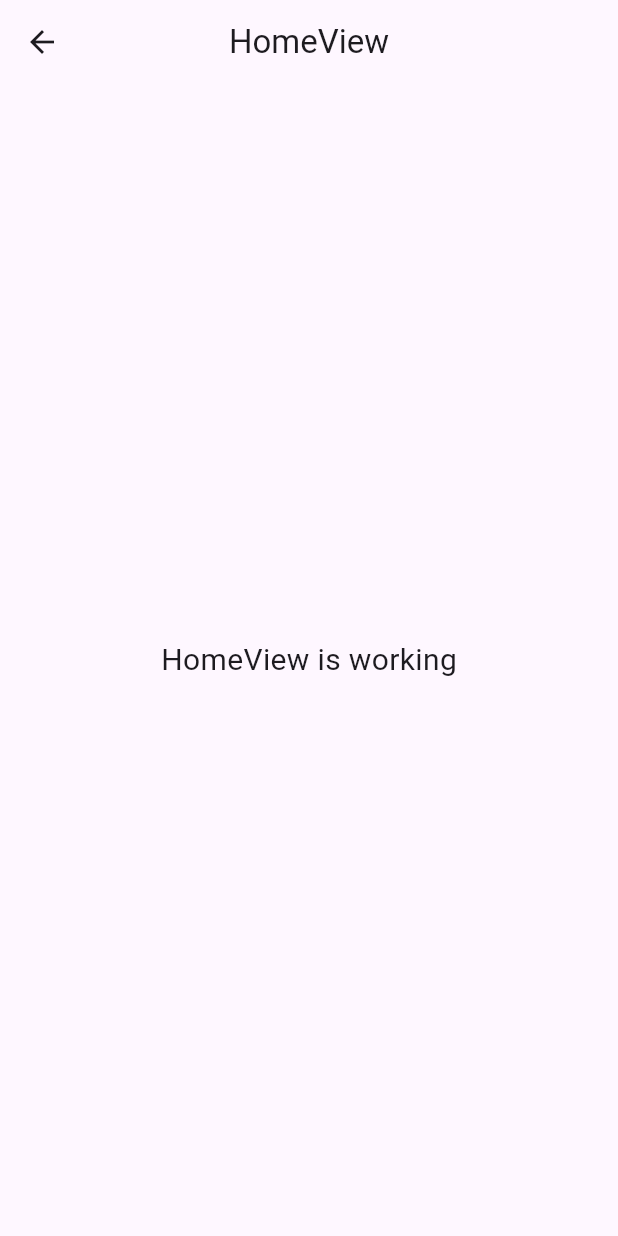
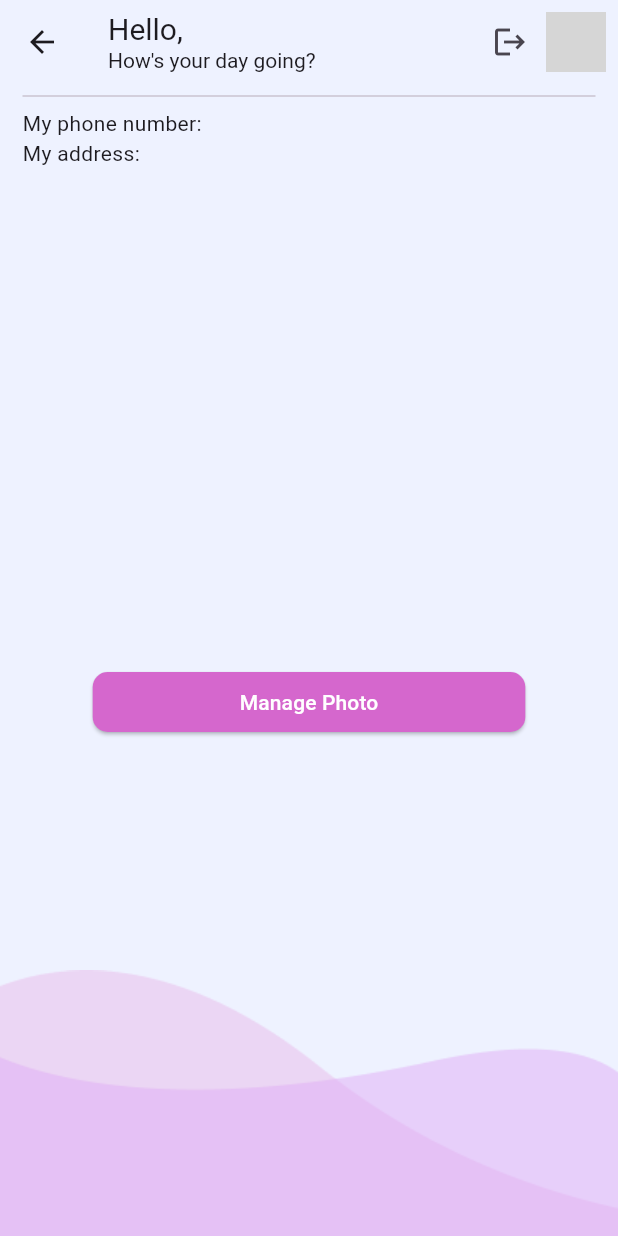
Before and after one commit to ArifSanPinim09/mini_project_msib, a Flutter app: the HomeView screen opened by its route, on a phone screen of 412 x 824 dp. Run offline on Flutter 3.47's test engine with Material 3 defaults, Android fonts, the phone set to English and light mode, and no system bars; our stand-ins replace cloud_firestore, firebase_core, firebase_storage, flutter_easyloading, get, get_storage and 1 more; accounts and stored records are empty; network calls fail; grey boxes are pictures that could not be loaded.

Commit message:
update home view and home controller

```diff
--- a/lib/app/modules/home/views/home_view.dart
+++ b/lib/app/modules/home/views/home_view.dart
@@ -1,23 +1,182 @@
 import 'package:flutter/material.dart';
-
 import 'package:get/get.dart';
-
 import '../controllers/home_controller.dart';
 
 class HomeView extends GetView<HomeController> {
   const HomeView({super.key});
+
   @override
   Widget build(BuildContext context) {
     return Scaffold(
+      resizeToAvoidBottomInset: false,
+      backgroundColor: const Color(0xffEEF2FF),
       appBar: AppBar(
-        title: const Text('HomeView'),
-        centerTitle: true,
+        backgroundColor: const Color(0xffEEF2FF),
+        title: Obx(() {
+          if (controller.currentUser.value == null) {
+            return const Column(
+              crossAxisAlignment: CrossAxisAlignment.start,
+              children: [
+                Text("Hello", style: TextStyle(fontSize: 20.0)),
+                Text("How's your day going?", style: TextStyle(fontSize: 14.0)),
+              ],
+            );
+          } else {
+            return Column(
+              crossAxisAlignment: CrossAxisAlignment.start,
+              children: [
+                Text("Hello, ${controller.currentUser.value!.name}",
+                    style: const TextStyle(fontSize: 20.0)),
+                const Text("How's your day going?",
+                    style: TextStyle(fontSize: 14.0)),
+              ],
+            );
+          }
+        }),
+        actions: [
+          IconButton(
+            onPressed: () {},
+            icon: const Icon(Icons.logout),
+          ),
+          Padding(
+            padding: const EdgeInsets.only(right: 8),
+            child: Obx(() {
+              if (controller.currentUser.value?.photoUrl != null) {
+                return GestureDetector(
+                  onTap: () => _showPhotoOptionsDialog(context),
+                  child: CircleAvatar(
+                    backgroundImage:
+                        NetworkImage(controller.currentUser.value!.photoUrl!),
+                  ),
+                );
+              } else {
+                return GestureDetector(
+                  onTap: () => _showPhotoOptionsDialog(context),
+                  child: const CircleAvatar(
+                    child: Icon(Icons.person),
+                  ),
+                );
+              }
+            }),
+          ),
+        ],
       ),
-      body: const Center(
-        child: Text(
-          'HomeView is working',
-          style: TextStyle(fontSize: 20),
-        ),
+      body: Stack(
+        children: [
+          Padding(
+            padding: const EdgeInsets.symmetric(horizontal: 15.0),
+            child: Column(
+              mainAxisAlignment: MainAxisAlignment.spaceBetween,
+              crossAxisAlignment: CrossAxisAlignment.start,
+              children: [
+                SizedBox(
+                  child: Column(
+                    crossAxisAlignment: CrossAxisAlignment.start,
+                    children: [
+                      const Divider(),
+                      Obx(() {
+                        if (controller.currentUser.value == null) {
+                          return const Center(
+                            child: CircularProgressIndicator(),
+                          );
+                        } else {
+                          return Column(
+                            crossAxisAlignment: CrossAxisAlignment.start,
+                            children: [
+                              Text(
+                                  "My phone number: ${controller.currentUser.value!.phoneNumber ?? 'Not available'}"),
+                              Text(
+                                  "My address: ${controller.currentUser.value!.address ?? 'Not available'}"),
+                            ],
+                          );
+                        }
+                      }),
+                    ],
+                  ),
+                ),
+                Center(
+                  child: SizedBox(
+                    width: MediaQuery.of(context).size.width * 0.7,
+                    child: ElevatedButton(
+                      style: ElevatedButton.styleFrom(
+                        backgroundColor: const Color(0xffD567CD),
+                        shape: RoundedRectangleBorder(
+                          borderRadius: BorderRadius.circular(10),
+                        ),
+                      ),
+                      onPressed: () => _showPhotoOptionsDialog(context),
+                      child: const Center(
+                        child: Text(
+                          "Manage Photo",
+                          style: TextStyle(
+                            color: Colors.white,
+                          ),
+                        ),
+                      ),
+                    ),
+                  ),
+                ),
+                const SizedBox(),
+              ],
+            ),
+          ),
+          Positioned(
+            bottom: 0,
+            left: 0,
+            right: 0,
+            child: Stack(
+              alignment: Alignment.bottomCenter,
+              children: [
+                Image.asset(
+                  'assets/images/Vector 31.png',
+                  width: MediaQuery.of(context).size.width,
+                  fit: BoxFit.fill,
+                ),
+                Image.asset(
+                  'assets/images/Vector 41.png',
+                  width: MediaQuery.of(context).size.width,
+                  fit: BoxFit.fill,
+                ),
+              ],
+            ),
+          ),
+        ],
+      ),
+    );
+  }
+
+  void _showPhotoOptionsDialog(BuildContext context) {
+    Get.dialog(
+      AlertDialog(
+        title: const Text("Manage Profile Photo"),
+        content: const Text("Choose an option to manage your profile photo."),
+        actions: [
+          TextButton(
+            onPressed: () async {
+              await controller.uploadPhoto();
+              Get.back();
+            },
+            child: const Text("Upload New Photo"),
+          ),
+          TextButton(
+            onPressed: () async {
+              await controller.updatePhoto();
+              Get.back();
+            },
+            child: const Text("Change Photo"),
+          ),
+          TextButton(
+            onPressed: () async {
+              await controller.deletePhoto();
+              Get.back();
+            },
+            child: const Text("Delete Photo"),
+          ),
+          TextButton(
+            onPressed: () => Get.back(),
+            child: const Text("Cancel"),
+          ),
+        ],
       ),
     );
   }
```
Also changed, not shown: lib/app/data/repositories/auth_repository.dart (+0 -8 lines), lib/app/modules/home/controllers/home_controller.dart (+107 -9 lines).
